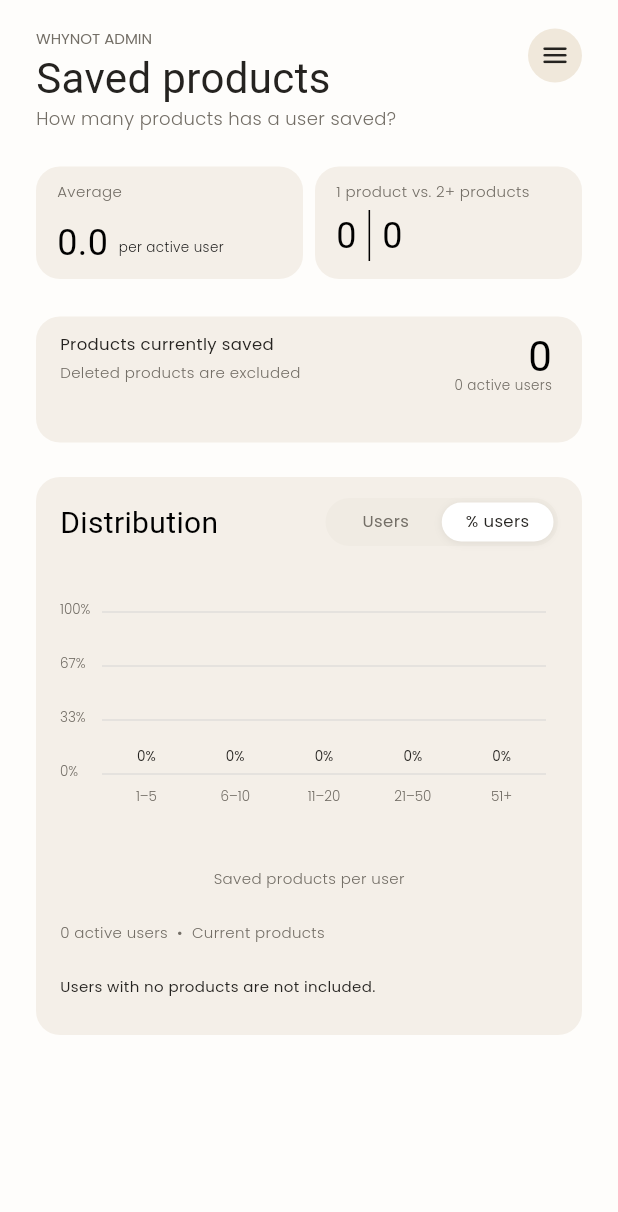
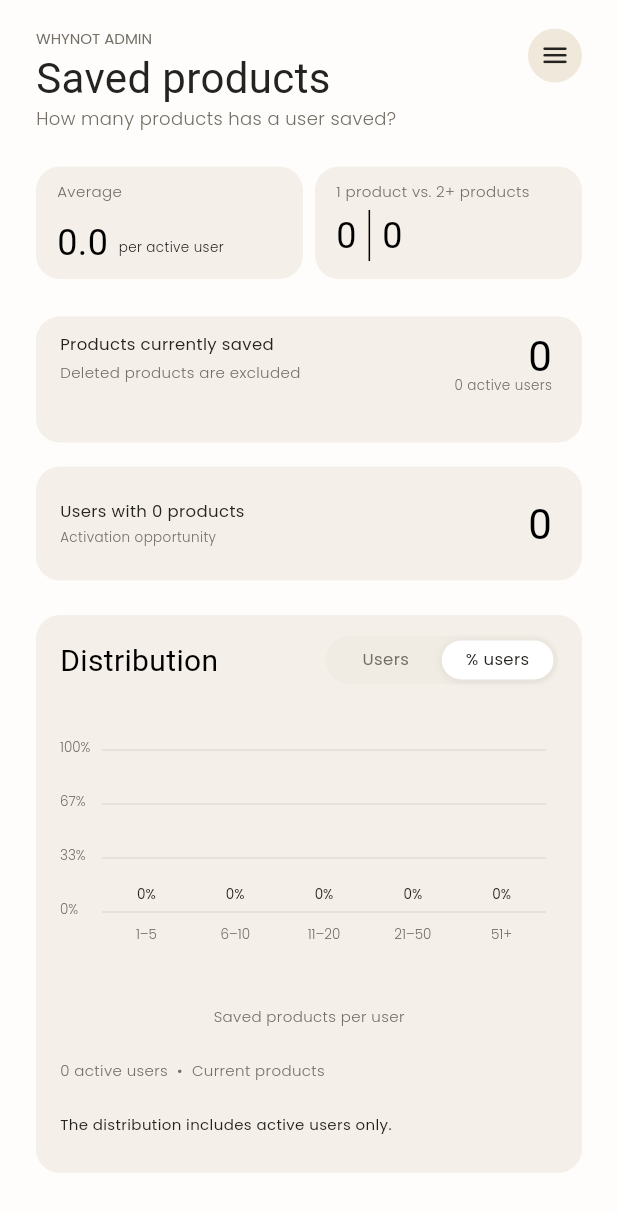
Before and after one commit to Moviles-G13-S1/whynot-front-flutter, a Flutter app: the SavedProductsScreen widget shown alone on an empty page, opened directly, on a phone screen of 412 x 824 dp. Shown: the top 1212 px of the screen. Run offline on Flutter 3.47's test engine with Material 3 defaults, Android fonts, the phone set to English and light mode, and no system bars; our stand-ins replace cloud_firestore, cloud_functions, firebase_auth, firebase_core, flutter_svg, geolocator; accounts and stored records are empty; network calls fail; Roboto replaces fonts that are missing (Frank Ruhl Libre).

Commit message:
Show users with no saved products in admin view

```diff
--- a/lib/features/admin/presentation/saved_products_screen.dart
+++ b/lib/features/admin/presentation/saved_products_screen.dart
@@ -4,6 +4,7 @@ import '../../../app/app_routes.dart';
 import '../../../app/dependencies_scope.dart';
 import '../../../app/whynot_theme.dart';
 import '../../products/domain/product.dart';
+import '../../profile/domain/user_profile.dart';
 import 'widgets/admin_components.dart';
 
 class SavedProductsScreen extends StatefulWidget {
@@ -28,15 +29,32 @@ class _SavedProductsScreenState extends State<SavedProductsScreen> {
           return _page(const Center(child: CircularProgressIndicator()));
         }
 
+        return StreamBuilder<List<UserProfile>>(
+          stream: context.dependencies.profileController.watchAllProfiles(),
+          builder: (context, profileSnapshot) {
+            if (profileSnapshot.hasError) {
+              return _page(const Text('Could not load profiles.'));
+            }
+            if (!profileSnapshot.hasData) {
+              return _page(const Center(child: CircularProgressIndicator()));
+            }
+
             final byOwner = <String, int>{};
             for (final product in snapshot.data!) {
               byOwner[product.ownerId] = (byOwner[product.ownerId] ?? 0) + 1;
             }
             final activeUsers = byOwner.length;
+            final zeroProductUsers = profileSnapshot.data!
+                .where((profile) => !byOwner.containsKey(profile.id))
+                .length;
             final totalProducts = snapshot.data!.length;
-        final singleUsers = byOwner.values.where((count) => count == 1).length;
+            final singleUsers = byOwner.values
+                .where((count) => count == 1)
+                .length;
             final multipleUsers = activeUsers - singleUsers;
-        final average = activeUsers == 0 ? 0.0 : totalProducts / activeUsers;
+            final average = activeUsers == 0
+                ? 0.0
+                : totalProducts / activeUsers;
             final groupCounts = [0, 0, 0, 0, 0];
             for (final count in byOwner.values) {
               final index = count <= 5
@@ -82,6 +100,8 @@ class _SavedProductsScreenState extends State<SavedProductsScreen> {
                     activeUsers: activeUsers,
                     totalProducts: totalProducts,
                   ),
+                  const SizedBox(height: 16),
+                  SavedProductsZeroUsersCard(count: zeroProductUsers),
                   const SizedBox(height: 23),
                   SavedProductsDistributionCard(
                     bars: bars,
@@ -89,12 +109,14 @@ class _SavedProductsScreenState extends State<SavedProductsScreen> {
                     selectedMetric: _selectedMetric,
                     yAxisLabels: yAxisLabels,
                     note: '$activeUsers active users  •  Current products',
-                insight: 'Users with no products are not included.',
+                    insight: 'The distribution includes active users only.',
                     onMetricSelected: (metric) =>
                         setState(() => _selectedMetric = metric),
                   ),
                 ],
               ),
+            );
+          },
         );
       },
     );
@@ -286,6 +308,39 @@ class SavedProductsActivationCard extends StatelessWidget {
               ),
             ],
           ),
+        ],
+      ),
+    );
+  }
+}
+
+class SavedProductsZeroUsersCard extends StatelessWidget {
+  const SavedProductsZeroUsersCard({required this.count, super.key});
+
+  final int count;
+
+  @override
+  Widget build(BuildContext context) {
+    return AdminSurface(
+      height: 76,
+      padding: const EdgeInsets.fromLTRB(16, 12, 20, 12),
+      child: Row(
+        children: [
+          Expanded(
+            child: Column(
+              crossAxisAlignment: CrossAxisAlignment.start,
+              mainAxisAlignment: MainAxisAlignment.center,
+              children: [
+                Text('Users with 0 products', style: adminBodyStyle(size: 11)),
+                const SizedBox(height: 5),
+                Text(
+                  'Activation opportunity',
+                  style: adminLightStyle(size: 9),
+                ),
+              ],
+            ),
+          ),
+          Text('$count', style: WhyNotTextStyles.serif(size: 28)),
         ],
       ),
     );
```
Also changed, not shown: 1 other file. Lines whose indentation alone changed are shown as unchanged.
